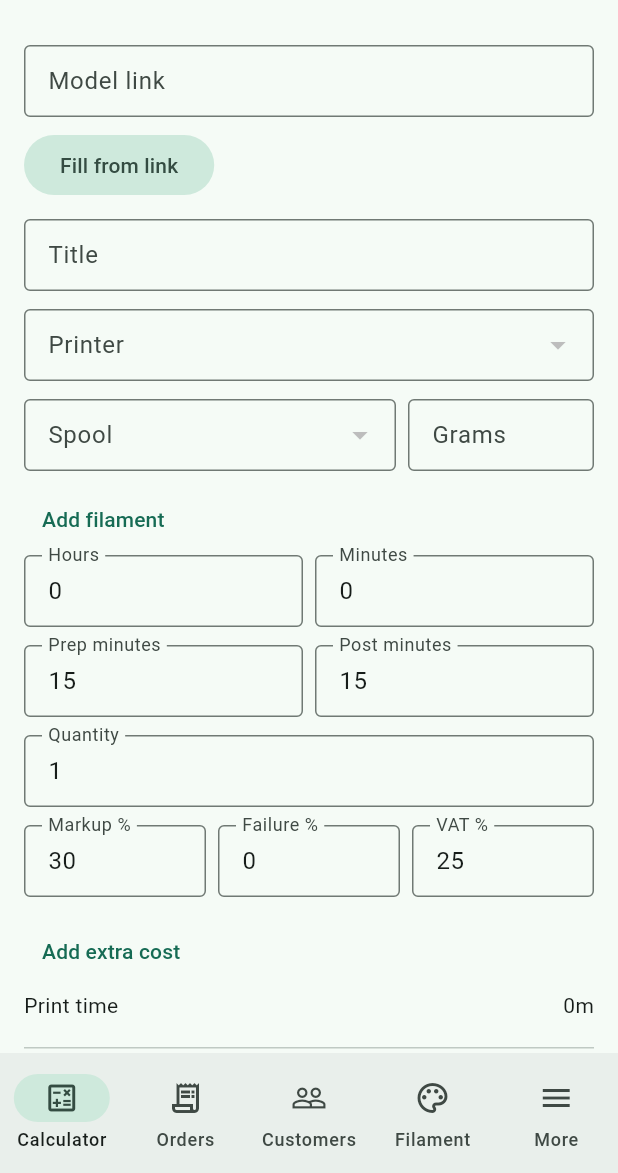
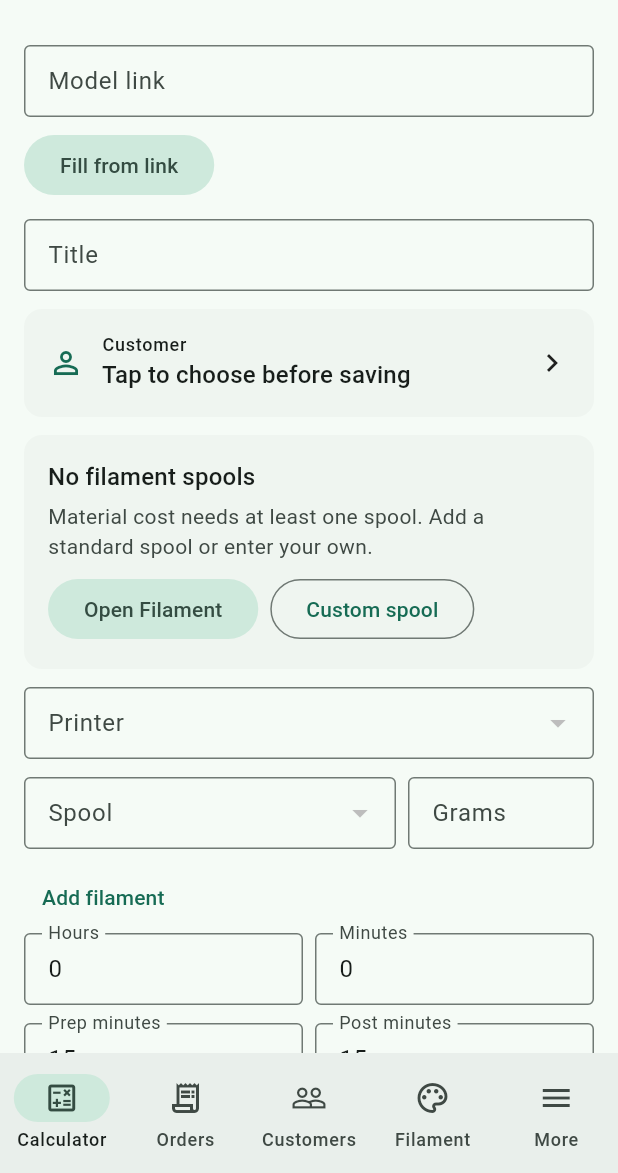
Before and after one commit to Mahinika/gramnota, a Flutter app: the CalculatorScreen screen opened by its route, on a phone screen of 412 x 824 dp, the part 63-1236 px from its top. Run offline on Flutter 3.47's test engine with Material 3 defaults, Android fonts, the phone set to English and light mode, and no system bars; our stand-ins replace cloud_firestore, firebase_auth, firebase_core, flutter_riverpod, freezed_annotation, go_router and 3 more; missing offline and left inert: receive_sharing_intent; accounts and stored records are empty.

Commit message:
Show quote customer on calculator and guide empty filament setup.
Users can pick a customer before save; new quotes without spools get clear links to Filament.

Co-authored-by: Cursor <cursoragent@cursor.com>

```diff
--- a/lib/features/pricing/presentation/calculator_screen.dart
+++ b/lib/features/pricing/presentation/calculator_screen.dart
@@ -4,6 +4,7 @@ import 'package:go_router/go_router.dart';
 import 'package:uuid/uuid.dart';
 
 import '../../../core/format.dart';
+import '../../../core/menu_card.dart';
 import '../../../core/section_layout.dart';
 import '../../../core/money.dart';
 import '../../../core/providers.dart';
@@ -14,6 +15,7 @@ import '../../filaments/domain/filament_spool.dart';
 import '../../import/data/link_import_service.dart';
 import '../../import/domain/import_models.dart';
 import '../../orders/data/order_stock.dart';
+import '../../orders/data/orders_providers.dart';
 import '../../orders/domain/print_order.dart';
 import '../../printers/domain/printer_profile.dart';
 import '../../settings/domain/workshop_settings.dart';
@@ -66,6 +68,8 @@ class _CalculatorScreenState extends ConsumerState<CalculatorScreen> {
   String? _importNote;
   var _importing = false;
   var _saving = false;
+  var _quoteCustomerChosen = false;
+  String _quoteCustomerId = '';
   String? _appliedKey;
   String? _scheduledKey;
 
@@ -506,21 +510,9 @@ class _CalculatorScreenState extends ConsumerState<CalculatorScreen> {
       await _saveOnQuote(store, input, spools, target);
       return;
     }
-    final customers = await store.watchCustomers().first;
-    if (!mounted) {
+    final resolvedCustomer = await _resolveCustomerForNewQuote(store);
+    if (resolvedCustomer == null || !mounted) {
       return;
-    }
-    final customerId = await _pickCustomerForQuote(customers);
-    if (customerId == null || !mounted) {
-      return;
-    }
-    var resolvedCustomer = customerId;
-    if (customerId == 'new') {
-      final created = await _createCustomer(store);
-      if (created == null) {
-        return;
-      }
-      resolvedCustomer = created.id;
     }
     setState(() => _saving = true);
     try {
@@ -636,6 +628,69 @@ class _CalculatorScreenState extends ConsumerState<CalculatorScreen> {
     return null;
   }
 
+  String _quoteCustomerLabel(List<Customer> customers) {
+    if (!_quoteCustomerChosen) {
+      return 'Tap to choose before saving';
+    }
+    if (_quoteCustomerId.isEmpty) {
+      return 'No customer';
+    }
+    for (final customer in customers) {
+      if (customer.id == _quoteCustomerId) {
+        return customer.name;
+      }
+    }
+    return 'Customer';
+  }
+
+  Future<void> _chooseQuoteCustomer(
+    UserStore store,
+    List<Customer> customers,
+  ) async {
+    final picked = await _pickCustomerForQuote(customers);
+    if (picked == null || !mounted) {
+      return;
+    }
+    if (picked == 'new') {
+      final created = await _createCustomer(store);
+      if (created == null || !mounted) {
+        return;
+      }
+      setState(() {
+        _quoteCustomerChosen = true;
+        _quoteCustomerId = created.id;
+      });
+      return;
+    }
+    setState(() {
+      _quoteCustomerChosen = true;
+      _quoteCustomerId = picked;
+    });
+  }
+
+  Future<String?> _resolveCustomerForNewQuote(UserStore store) async {
+    if (_quoteCustomerChosen) {
+      return _quoteCustomerId;
+    }
+    final customers = await store.watchCustomers().first;
+    if (!mounted) {
+      return null;
+    }
+    final picked = await _pickCustomerForQuote(customers);
+    if (picked == null || !mounted) {
+      return null;
+    }
+    if (picked == 'new') {
+      final created = await _createCustomer(store);
+      return created?.id;
+    }
+    setState(() {
+      _quoteCustomerChosen = true;
+      _quoteCustomerId = picked;
+    });
+    return picked;
+  }
+
   Future<String?> _pickCustomerForQuote(List<Customer> customers) {
     return showModalBottomSheet<String>(
       context: context,
@@ -703,6 +758,9 @@ class _CalculatorScreenState extends ConsumerState<CalculatorScreen> {
         ref.watch(_printersProvider(store)).asData?.value ?? const [];
     final spools =
         ref.watch(_filamentsProvider(store)).asData?.value ?? const [];
+    final customers =
+        ref.watch(customersProvider(store)).asData?.value ?? const [];
+    final isNewQuote = widget.orderId == null && widget.lineId == null;
     final orders = ref.watch(_ordersProvider(store)).asData?.value;
     PrintOrder? target;
     if (widget.orderId != null && orders != null) {
@@ -805,7 +863,74 @@ class _CalculatorScreenState extends ConsumerState<CalculatorScreen> {
             controller: _title,
             decoration: const InputDecoration(labelText: 'Title'),
           ),
+          if (isNewQuote) ...[
+            const SizedBox(height: 12),
+            TappableListCard(
+              onTap: () => _chooseQuoteCustomer(store, customers),
+              child: Row(
+                children: [
+                  Icon(
+                    Icons.person_outline,
+                    color: Theme.of(context).colorScheme.primary,
+                  ),
+                  const SizedBox(width: 12),
+                  Expanded(
+                    child: Column(
+                      crossAxisAlignment: CrossAxisAlignment.start,
+                      children: [
+                        Text(
+                          'Customer',
+                          style: Theme.of(context).textTheme.labelMedium,
+                        ),
+                        Text(
+                          _quoteCustomerLabel(customers),
+                          style: Theme.of(context).textTheme.titleMedium,
+                        ),
+                      ],
+                    ),
+                  ),
+                  const Icon(Icons.chevron_right),
+                ],
+              ),
+            ),
+          ],
           const SizedBox(height: 12),
+          if (spools.isEmpty) ...[
+            TappableListCard(
+              child: Column(
+                crossAxisAlignment: CrossAxisAlignment.start,
+                children: [
+                  Text(
+                    'No filament spools',
+                    style: Theme.of(context).textTheme.titleMedium,
+                  ),
+                  const SizedBox(height: 4),
+                  Text(
+                    'Material cost needs at least one spool. Add a standard spool or enter your own.',
+                    style: Theme.of(context).textTheme.bodyMedium?.copyWith(
+                          color: Theme.of(context).colorScheme.onSurfaceVariant,
+                        ),
+                  ),
+                  const SizedBox(height: 8),
+                  Wrap(
+                    spacing: 8,
+                    runSpacing: 8,
+                    children: [
+                      FilledButton.tonal(
+                        onPressed: () => context.go('/filaments'),
+                        child: const Text('Open Filament'),
+                      ),
+                      OutlinedButton(
+                        onPressed: () => context.go('/filaments/new'),
+                        child: const Text('Custom spool'),
+                      ),
+                    ],
+                  ),
+                ],
+              ),
+            ),
+            const SizedBox(height: 12),
+          ],
           DropdownButtonFormField<String>(
             key: ValueKey(_printerId),
             initialValue: printers.any((printer) => printer.id == _printerId)
```
